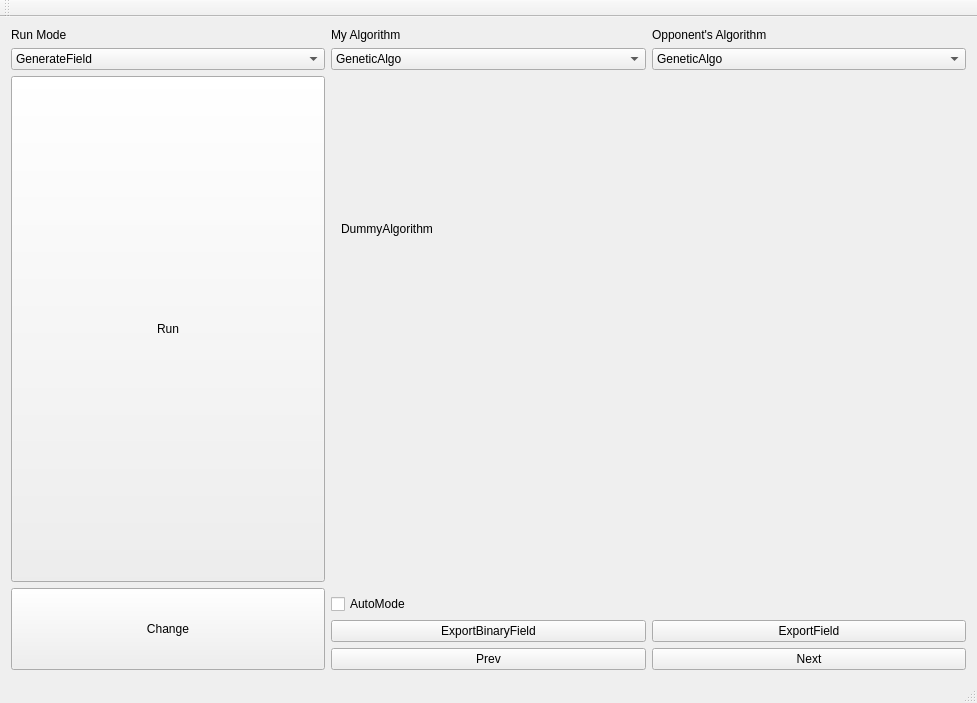
tnct-spc/procon2018-comp, file Mejirodai/mejirodai.ui: the form before one commit.
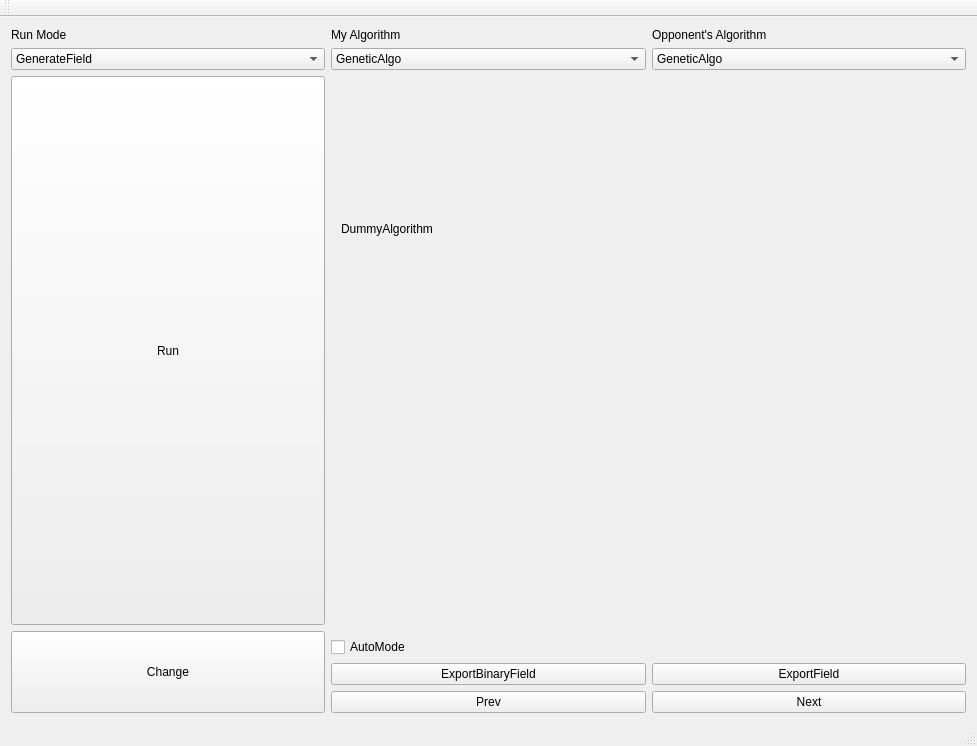
The form after the commit. The open tabs and pages were chosen to show the change.

Commit message: [fix]stackWidgetにないアルゴリズムで落ちるのを解消

```diff
--- a/Mejirodai/mejirodai.ui
+++ b/Mejirodai/mejirodai.ui
@@ -7,7 +7,7 @@
     <x>0</x>
     <y>0</y>
     <width>977</width>
-    <height>703</height>
+    <height>746</height>
    </rect>
   </property>
   <property name="sizePolicy">
```
Left out of the diff: 26 changed lines with no effect on the pictures. The commit also changes 1 other file.
